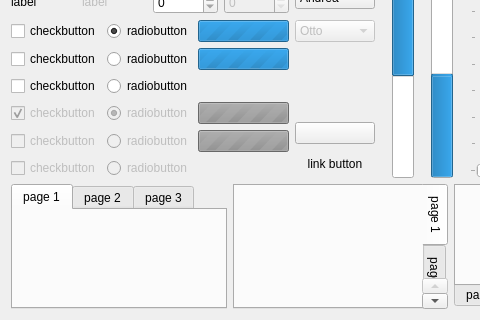
FedoraQt/adwaita-qt, file src/widgetshowcase.ui: the form before one commit; both pictures show x 0 to 480 and y 160 to 480 of the 902 by 480 pixel window.
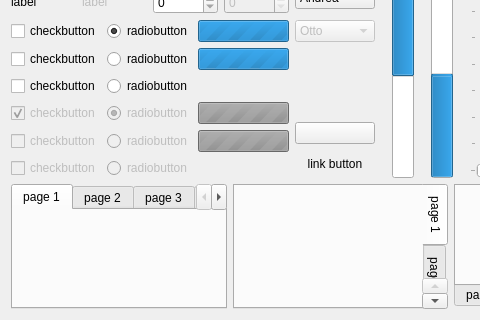
The form after the commit. Custom widgets are drawn as their Qt base class.

Patch:
```diff
--- a/src/widgetshowcase.ui
+++ b/src/widgetshowcase.ui
@@ -773,6 +773,31 @@
           <string>page 3</string>
         </attribute>
        </widget>
+       <widget class="QLabel" name="tabs_N_4">
+        <attribute name="title">
+          <string>page 4</string>
+        </attribute>
+       </widget>
+       <widget class="QLabel" name="tabs_N_5">
+        <attribute name="title">
+          <string>page 5</string>
+        </attribute>
+       </widget>
+       <widget class="QLabel" name="tabs_N_6">
+        <attribute name="title">
+          <string>page 6</string>
+        </attribute>
+       </widget>
+       <widget class="QLabel" name="tabs_N_7">
+        <attribute name="title">
+          <string>page 7</string>
+        </attribute>
+       </widget>
+       <widget class="QLabel" name="tabs_N_8">
+        <attribute name="title">
+          <string>page 8</string>
+        </attribute>
+       </widget>
       </widget>
      </item>
      <item>
```
